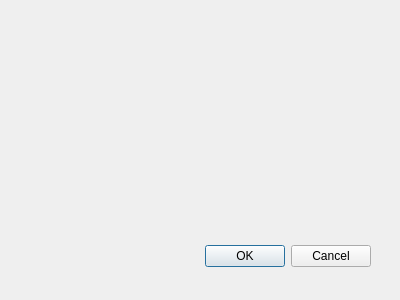
This is SIM-VICUS/src/SVDBNetworkControllerEditWidget.ui in ghorwin/SIM-VICUS as Qt 5 draws it before an edit. The edited form follows.
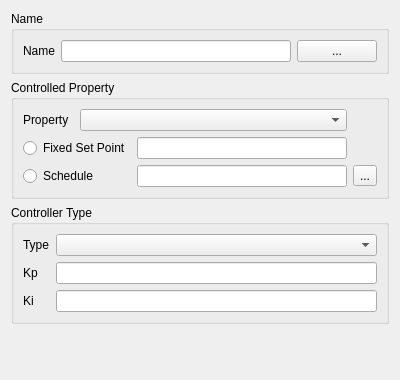
This is the edited form. Custom widgets are drawn as their Qt base class.

Commit message: DB Controller dialog, fix DB component dialog

Patch:
```diff
--- a/SIM-VICUS/src/SVDBNetworkControllerEditWidget.ui
+++ b/SIM-VICUS/src/SVDBNetworkControllerEditWidget.ui
@@ -3,36 +3,163 @@
  <comment/>
  <exportmacro/>
  <class>SVDBNetworkControllerEditWidget</class>
- <widget name="SVDBNetworkControllerEditWidget" class="QDialog">
+ <widget class="QWidget" name="SVDBNetworkControllerEditWidget">
   <property name="geometry">
    <rect>
     <x>0</x>
     <y>0</y>
     <width>400</width>
-    <height>300</height>
+    <height>380</height>
    </rect>
   </property>
   <property name="windowTitle">
    <string>Dialog</string>
   </property>
-  <widget name="buttonBox" class="QDialogButtonBox">
-   <property name="geometry">
-    <rect>
-     <x>30</x>
-     <y>240</y>
-     <width>341</width>
-     <height>32</height>
-    </rect>
-   </property>
-   <property name="orientation">
-    <enum>Qt::Horizontal</enum>
-   </property>
-   <property name="standardButtons">
-    <set>QDialogButtonBox::Cancel|QDialogButtonBox::Ok</set>
-   </property>
-  </widget>
+  <layout class="QVBoxLayout" name="verticalLayout">
+   <item>
+    <widget class="QGroupBox" name="groupBoxName">
+     <property name="title">
+      <string>Name</string>
+     </property>
+     <layout class="QHBoxLayout" name="horizontalLayout">
+      <item>
+       <widget class="QLabel" name="label">
+        <property name="text">
+         <string>Name</string>
+        </property>
+       </widget>
+      </item>
+      <item>
+       <widget class="QtExt::LanguageStringEditWidget1" name="lineEditName"/>
+      </item>
+      <item>
+       <widget class="QtExt::ColorButton" name="pushButtonColor">
+        <property name="text">
+         <string>...</string>
+        </property>
+       </widget>
+      </item>
+     </layout>
+    </widget>
+   </item>
+   <item>
+    <widget class="QGroupBox" name="groupBoxProperty">
+     <property name="title">
+      <string>Controlled Property</string>
+     </property>
+     <layout class="QGridLayout" name="gridLayout">
+      <item row="0" column="0">
+       <widget class="QLabel" name="label_2">
+        <property name="text">
+         <string>Property</string>
+        </property>
+       </widget>
+      </item>
+      <item row="1" column="0" colspan="2">
+       <widget class="QRadioButton" name="radioButtonFixedSetPoint">
+        <property name="text">
+         <string>Fixed Set Point</string>
+        </property>
+       </widget>
+      </item>
+      <item row="1" column="2">
+       <widget class="QtExt::ValidatingLineEdit" name="lineEditSetpoint"/>
+      </item>
+      <item row="2" column="0" colspan="2">
+       <widget class="QRadioButton" name="radioButtonSchedule">
+        <property name="text">
+         <string>Schedule</string>
+        </property>
+       </widget>
+      </item>
+      <item row="2" column="2">
+       <widget class="QLineEdit" name="lineEditSchedule"/>
+      </item>
+      <item row="2" column="3">
+       <widget class="QToolButton" name="toolButtonSchedule">
+        <property name="text">
+         <string>...</string>
+        </property>
+       </widget>
+      </item>
+      <item row="0" column="1" colspan="2">
+       <widget class="QComboBox" name="comboBoxProperty"/>
+      </item>
+     </layout>
+    </widget>
+   </item>
+   <item>
+    <widget class="QGroupBox" name="groupBoxType">
+     <property name="title">
+      <string>Controller Type</string>
+     </property>
+     <layout class="QFormLayout" name="formLayout">
+      <item row="0" column="0">
+       <widget class="QLabel" name="label_3">
+        <property name="text">
+         <string>Type</string>
+        </property>
+       </widget>
+      </item>
+      <item row="0" column="1">
+       <widget class="QComboBox" name="comboBoxControllerType"/>
+      </item>
+      <item row="1" column="0">
+       <widget class="QLabel" name="label_6">
+        <property name="text">
+         <string>Kp</string>
+        </property>
+       </widget>
+      </item>
+      <item row="1" column="1">
+       <widget class="QtExt::ValidatingLineEdit" name="lineEditKp"/>
+      </item>
+      <item row="2" column="0">
+       <widget class="QLabel" name="label_7">
+        <property name="text">
+         <string>Ki</string>
+        </property>
+       </widget>
+      </item>
+      <item row="2" column="1">
+       <widget class="QtExt::ValidatingLineEdit" name="lineEditKi"/>
+      </item>
+     </layout>
+    </widget>
+   </item>
+   <item>
+    <spacer name="verticalSpacer">
+     <property name="orientation">
+      <enum>Qt::Vertical</enum>
+     </property>
+     <property name="sizeHint" stdset="0">
+      <size>
+       <width>20</width>
+       <height>40</height>
+      </size>
+     </property>
+    </spacer>
+   </item>
+  </layout>
  </widget>
- <pixmapfunction/>
+ <customwidgets>
+  <customwidget>
+   <class>QtExt::LanguageStringEditWidget1</class>
+   <extends>QLineEdit</extends>
+   <header location="global">QtExt_LanguageStringEditWidget1.h</header>
+   <container>1</container>
+  </customwidget>
+  <customwidget>
+   <class>QtExt::ValidatingLineEdit</class>
+   <extends>QLineEdit</extends>
+   <header location="global">QtExt_ValidatingLineEdit.h</header>
+  </customwidget>
+  <customwidget>
+   <class>QtExt::ColorButton</class>
+   <extends>QPushButton</extends>
+   <header location="global">QtExt_ColorButton.h</header>
+  </customwidget>
+ </customwidgets>
  <resources/>
  <connections>
   <connection>
```
Left out of the diff: 39 changed lines with no effect on the pictures. The commit also changes 18 other files.
